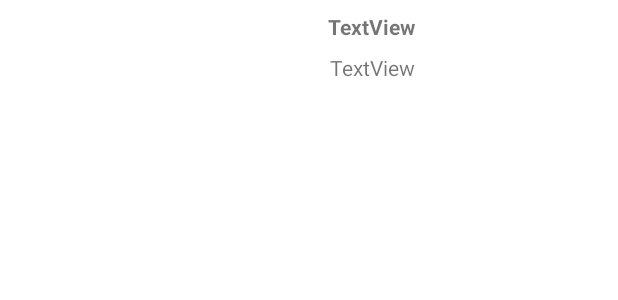
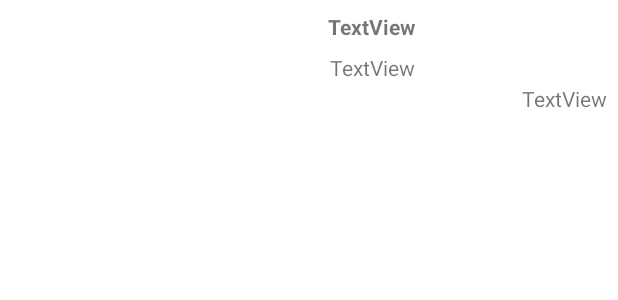
Before and after one commit to PrimoDev23/NewsApp, an Android app: the layout news_item.xml on its own in the app's theme, with its tools: preview values and no code run, on a phone screen of 412 x 824 dp. Shown: the top 300 px of the screen. Run offline under Robolectric (Android 15) with nearby library versions, the phone set to English and light mode, and no system bars.

```diff
--- a/app/src/main/res/layout/news_item.xml
+++ b/app/src/main/res/layout/news_item.xml
@@ -1,7 +1,6 @@
 <?xml version="1.0" encoding="utf-8"?>
 <androidx.constraintlayout.widget.ConstraintLayout xmlns:android="http://schemas.android.com/apk/res/android"
     xmlns:app="http://schemas.android.com/apk/res-auto"
-    xmlns:tools="http://schemas.android.com/tools"
     android:id="@+id/layout"
     android:layout_width="match_parent"
     android:layout_height="wrap_content">
@@ -13,7 +12,8 @@
         android:layout_marginStart="8dp"
         app:layout_constraintBottom_toBottomOf="parent"
         app:layout_constraintStart_toStartOf="parent"
-        app:layout_constraintTop_toTopOf="parent" />
+        app:layout_constraintTop_toTopOf="parent"
+        android:contentDescription="NewsImage"/>
 
     <TextView
         android:id="@+id/txt_title"
@@ -51,4 +51,15 @@
         app:layout_constraintTop_toBottomOf="@+id/txt_title"
         app:layout_constraintVertical_bias="0.0"
         app:layout_constraintWidth_default="wrap" />
+
+    <TextView
+        android:id="@+id/txt_time"
+        android:layout_width="wrap_content"
+        android:layout_height="wrap_content"
+        android:layout_marginEnd="8dp"
+        android:text="TextView"
+        android:textAlignment="textEnd"
+        app:layout_constraintBottom_toBottomOf="parent"
+        app:layout_constraintEnd_toEndOf="parent"
+        app:layout_constraintTop_toBottomOf="@+id/txt_shortDesc" />
 </androidx.constraintlayout.widget.ConstraintLayout>
```
Also changed, not shown: app/src/main/java/com/example/newsapp/MainActivity.kt (+27 -6 lines), app/src/main/java/com/example/newsapp/Models/NewsAdapter.kt (+6 -4 lines), app/src/main/java/com/example/newsapp/Models/ViewPagerAdapter.kt (added, +23 -0 lines), app/src/main/java/com/example/newsapp/SearchFragment.kt (added, +32 -0 lines), app/src/main/java/com/example/newsapp/ViewModels/SearchViewModel.kt (added, +7 -0 lines), app/src/main/res/layout/activity_main.xml (+37 -2 lines), app/src/main/res/layout/search_fragment.xml (added, +13 -0 lines).
